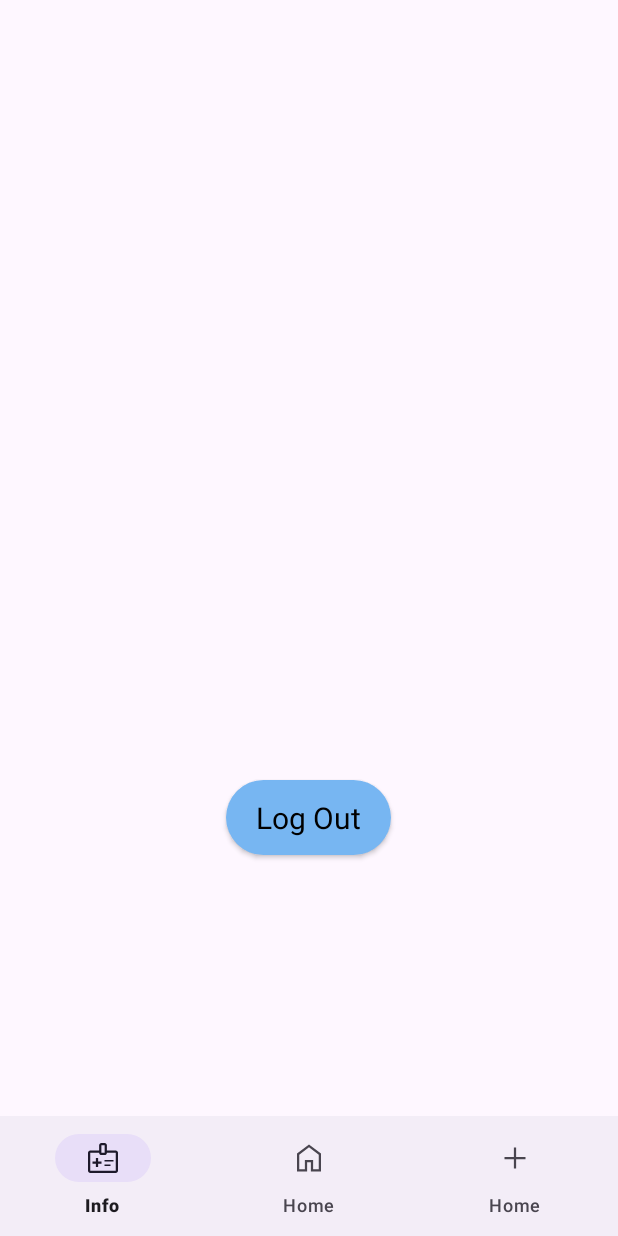
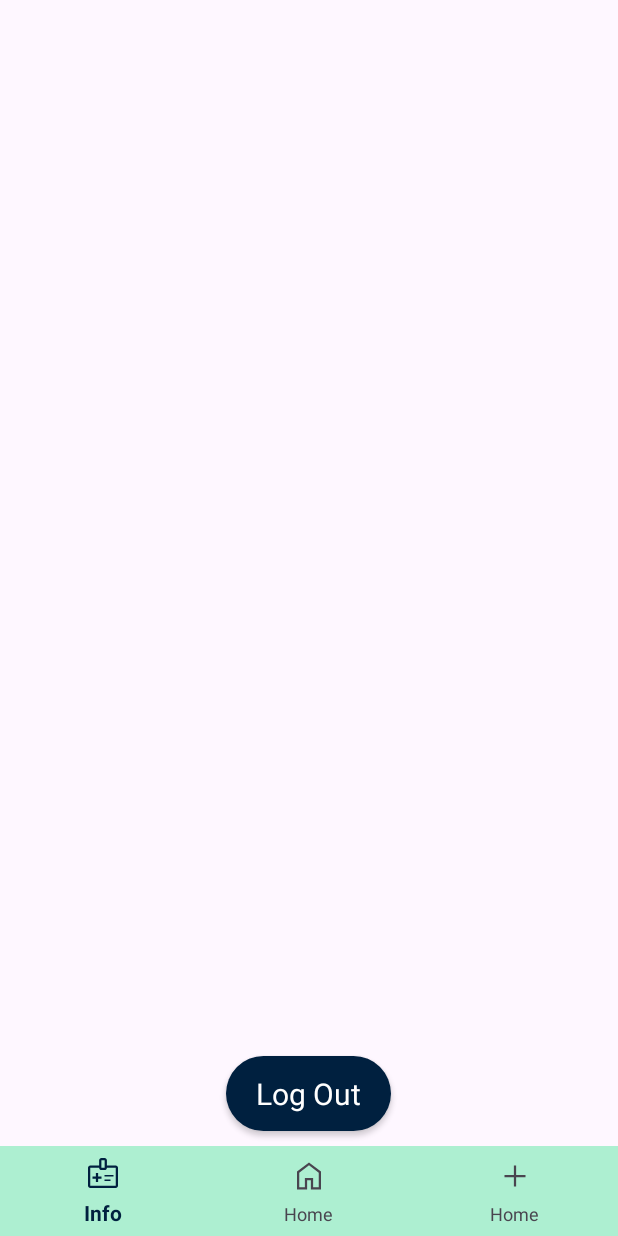
Before and after one commit to DanielBenAvi/HealthManagementOrganization, an Android app: the PatientActivity screen opened directly, with no data from a screen before it, on a phone screen of 412 x 824 dp. Run offline under Robolectric (Android 15) with nearby library versions, the phone set to English and light mode, and no system bars; our stand-ins replace Firebase (no records; nobody signed in at launch, a user with empty details on screens opened directly); Roboto replaces fonts that are not available here.

Commit message:
Update: 1. add design aspects

```diff
--- a/app/src/main/AndroidManifest.xml
+++ b/app/src/main/AndroidManifest.xml
@@ -5,7 +5,7 @@
     <uses-permission android:name="android.permission.READ_EXTERNAL_STORAGE" />
 
     <application
-        android:name=".App"
+        android:name=".General.App"
         android:allowBackup="true"
         android:dataExtractionRules="@xml/data_extraction_rules"
         android:fullBackupContent="@xml/backup_rules"
--- a/app/src/main/java/com/example/healthmanagementorganization/Database/Database.java
+++ b/app/src/main/java/com/example/healthmanagementorganization/Database/Database.java
@@ -1,7 +1,7 @@
 package com.example.healthmanagementorganization.Database;
 
 
-import com.example.healthmanagementorganization.App;
+import com.example.healthmanagementorganization.General.App;
 import com.google.firebase.auth.FirebaseAuth;
 import com.google.firebase.database.FirebaseDatabase;
 
--- a/app/src/main/java/com/example/healthmanagementorganization/Fragments/Patient/PatientInfoFragment.java
+++ b/app/src/main/java/com/example/healthmanagementorganization/Fragments/Patient/PatientInfoFragment.java
@@ -12,6 +12,7 @@ import androidx.fragment.app.Fragment;
 
 import com.example.healthmanagementorganization.General.Callback_interface;
 import com.example.healthmanagementorganization.General.Fragment_interface;
+import com.example.healthmanagementorganization.General.General;
 import com.example.healthmanagementorganization.Model.Person.Patient;
 import com.example.healthmanagementorganization.R;
 import com.google.firebase.auth.FirebaseAuth;
@@ -24,7 +25,7 @@ import com.google.firebase.database.ValueEventListener;
 
 public class PatientInfoFragment extends Fragment implements Fragment_interface {
 
-    private AppCompatTextView info_ACTV_medical_issues, info_ACTV_phone, info_ACTV_mail, info_ACTV_name;
+    private AppCompatTextView  info_ACTV_phone, info_ACTV_mail, info_ACTV_name;
     private AppCompatButton info_ACBTN_logout;
 
     private PatientInfoFragment_Callback patientInfoFragment_callback;
@@ -50,15 +51,15 @@ public class PatientInfoFragment extends Fragment implements Fragment_interface
         mDatabase.addListenerForSingleValueEvent(new ValueEventListener() {
             @Override
             public void onDataChange(DataSnapshot dataSnapshot) {
-                if (dataSnapshot.child("Patients").child(mAuth.getCurrentUser().getUid()).exists()) {
-                    mDatabase.child("Patients").child(mAuth.getCurrentUser().getUid()).get().addOnCompleteListener(task -> {
+                if (dataSnapshot.child(General.FB_Patients).child(mAuth.getCurrentUser().getUid()).exists()) {
+                    mDatabase.child(General.FB_Patients).child(mAuth.getCurrentUser().getUid()).get().addOnCompleteListener(task -> {
                         if (task.isSuccessful()) {
                             Patient p = task.getResult().getValue(Patient.class);
 
                             info_ACTV_name.setText("Name: \n\t\t" + p.getFirstName() + " " + p.getLastName());
                             info_ACTV_mail.setText("Email: \n\t\t" + p.getEmail());
                             info_ACTV_phone.setText("Phone: \n\t\t" + p.getPhone());
-                            info_ACTV_medical_issues.setText("Medical Issues: \n\t\t");
+
                         }
                     });
                 }
@@ -82,7 +83,6 @@ public class PatientInfoFragment extends Fragment implements Fragment_interface
     }
 
     public void findViews(View view) {
-        info_ACTV_medical_issues = view.findViewById(R.id.info_ACTV_medical_issues);
         info_ACTV_phone = view.findViewById(R.id.info_ACTV_phone);
         info_ACTV_mail = view.findViewById(R.id.info_ACTV_mail);
         info_ACTV_name = view.findViewById(R.id.info_ACTV_name);
--- a/app/src/main/java/com/example/healthmanagementorganization/App.java
+++ b/app/src/main/java/com/example/healthmanagementorganization/General/App.java
@@ -1,4 +1,4 @@
-package com.example.healthmanagementorganization;
+package com.example.healthmanagementorganization.General;
 
 import android.app.Application;
 import android.util.Log;
--- a/app/src/main/java/com/example/healthmanagementorganization/General/General.java
+++ b/app/src/main/java/com/example/healthmanagementorganization/General/General.java
@@ -7,6 +7,8 @@ public class General {
     public static final String FB_Doctors = "Doctors";
     public static final String FB_Patients = "Patients";
     public static final String FB_firstName = "firstName";
-
-    public static String FB_LastName ="lastName";
+    public static String FB_LastName = "lastName";
+    public static String Info = "Info";
+    public static String Main = "My Appointments";
+    public static String NewAPP = "New Appointment";
 }
--- a/app/src/main/java/com/example/healthmanagementorganization/PatientActivity.java
+++ b/app/src/main/java/com/example/healthmanagementorganization/PatientActivity.java
@@ -13,6 +13,7 @@ import com.example.healthmanagementorganization.Fragments.Patient.NewAppointment
 import com.example.healthmanagementorganization.Fragments.Patient.PatientInfoFragment;
 import com.example.healthmanagementorganization.Fragments.Patient.PatientInfoFragment_Callback;
 import com.example.healthmanagementorganization.Fragments.Patient.PatientMainFragment;
+import com.example.healthmanagementorganization.General.General;
 import com.google.android.material.navigation.NavigationBarView;
 import com.google.firebase.auth.FirebaseAuth;
 import com.google.firebase.database.DataSnapshot;
@@ -70,9 +71,9 @@ public class PatientActivity extends AppCompatActivity {
             @SuppressLint("SetTextI18n")
             @Override
             public void onDataChange(@NonNull DataSnapshot dataSnapshot) {
-                if (dataSnapshot.child("Patients").child(mAuth.getCurrentUser().getUid()).exists()) {
+                if (dataSnapshot.child(General.FB_Patients).child(mAuth.getCurrentUser().getUid()).exists()) {
                     //do ur stuff
-                    main_ACTV_test.setText("Patients");
+                    main_ACTV_test.setText("Hello " + dataSnapshot.child(General.FB_Patients).child(mAuth.getCurrentUser().getUid()).child(General.FB_firstName).getValue(String.class));
                 }  //do something if not exists
             }
 
@@ -84,7 +85,7 @@ public class PatientActivity extends AppCompatActivity {
         });
     }
 
-    @SuppressLint("NonConstantResourceId")
+    @SuppressLint({"NonConstantResourceId", "SetTextI18n"})
     private void initViews() {
         getSupportFragmentManager().beginTransaction().add(R.id.main_FCV_main, patientInfoFragment).commit();
 
@@ -92,12 +93,15 @@ public class PatientActivity extends AppCompatActivity {
             switch (item.getItemId()) {
                 case R.id.pat_home:
                     getSupportFragmentManager().beginTransaction().replace(R.id.main_FCV_main, patientMainFragment).commit();
+                    main_ACTV_test.setText("" + General.Main);
                     break;
                 case R.id.pat_info:
                     getSupportFragmentManager().beginTransaction().replace(R.id.main_FCV_main, patientInfoFragment).commit();
+                    main_ACTV_test.setText("" + General.Info);
                     break;
                 case R.id.pat_add:
                     getSupportFragmentManager().beginTransaction().replace(R.id.main_FCV_main, newAppointmentFragment).commit();
+                    main_ACTV_test.setText("" + General.NewAPP);
                     break;
             }
             return true;
--- a/app/src/main/res/drawable/add_48px.xml
+++ b/app/src/main/res/drawable/add_48px.xml
@@ -3,7 +3,7 @@
     android:height="48dp"
     android:viewportWidth="48"
     android:viewportHeight="48"
-    android:tint="@color/blue2">
+    android:tint="@color/blue">
   <path
       android:fillColor="@android:color/white"
       android:pathData="M22.5,38V25.5H10V22.5H22.5V10H25.5V22.5H38V25.5H25.5V38Z"/>
--- a/app/src/main/res/drawable/home_48px.xml
+++ b/app/src/main/res/drawable/home_48px.xml
@@ -3,7 +3,7 @@
     android:height="48dp"
     android:viewportWidth="48"
     android:viewportHeight="48"
-    android:tint="@color/blue2">
+    android:tint="@color/blue">
   <path
       android:fillColor="@android:color/white"
       android:pathData="M11,39H18.5V26.5H29.5V39H37V19.5L24,9.75L11,19.5ZM8,42V18L24,6L40,18V42H26.5V29.5H21.5V42ZM24,24.35Z"/>
--- a/app/src/main/res/drawable/medical_information_48px.xml
+++ b/app/src/main/res/drawable/medical_information_48px.xml
@@ -3,7 +3,7 @@
     android:height="48dp"
     android:viewportWidth="48"
     android:viewportHeight="48"
-    android:tint="@color/blue2">
+    android:tint="@color/blue">
   <path
       android:fillColor="@android:color/white"
       android:pathData="M14.5,36H17.5V31.5H22V28.5H17.5V24H14.5V28.5H10V31.5H14.5ZM26,28.5H38V26.5H26ZM26,34.5H34V32.5H26ZM7,44Q5.8,44 4.9,43.1Q4,42.2 4,41V17Q4,15.8 4.9,14.9Q5.8,14 7,14H18.85V7Q18.85,5.8 19.75,4.9Q20.65,4 21.85,4H26.2Q27.4,4 28.3,4.9Q29.2,5.8 29.2,7V14H41Q42.2,14 43.1,14.9Q44,15.8 44,17V41Q44,42.2 43.1,43.1Q42.2,44 41,44ZM7,41H41Q41,41 41,41Q41,41 41,41V17Q41,17 41,17Q41,17 41,17H29.2Q29.2,18.4 28.275,19.2Q27.35,20 25.95,20H22.05Q20.7,20 19.775,19.2Q18.85,18.4 18.85,17H7Q7,17 7,17Q7,17 7,17V41Q7,41 7,41Q7,41 7,41ZM21.85,17H26.2V7H21.85ZM24,29Q24,29 24,29Q24,29 24,29Q24,29 24,29Q24,29 24,29Q24,29 24,29Q24,29 24,29Q24,29 24,29Q24,29 24,29Q24,29 24,29Q24,29 24,29Q24,29 24,29Q24,29 24,29Z"/>
--- a/app/src/main/res/layout/activity_doctor.xml
+++ b/app/src/main/res/layout/activity_doctor.xml
@@ -25,7 +25,7 @@
     <com.google.android.material.bottomnavigation.BottomNavigationView
         android:id="@+id/doctor_bottom_navigation"
         android:layout_width="match_parent"
-        android:layout_height="wrap_content"
+        android:layout_height="60dp"
         app:menu="@menu/bottom_navigation_menu_doctor" />
 
 
--- a/app/src/main/res/layout/activity_patient.xml
+++ b/app/src/main/res/layout/activity_patient.xml
@@ -27,7 +27,7 @@
     <com.google.android.material.bottomnavigation.BottomNavigationView
         android:id="@+id/patient_bottom_navigation"
         android:layout_width="match_parent"
-        android:layout_height="wrap_content"
+        android:layout_height="60dp"
         app:menu="@menu/bottom_navigation_menu_patient" />
 
 </LinearLayout>
--- a/app/src/main/res/layout/fragment_patient_info.xml
+++ b/app/src/main/res/layout/fragment_patient_info.xml
@@ -27,19 +27,13 @@
         android:layout_height="100dp"
         android:layout_below="@id/info_ACTV_mail" />
 
-    <androidx.appcompat.widget.AppCompatTextView
-        android:id="@+id/info_ACTV_medical_issues"
-        style="@style/Text"
-        android:layout_width="match_parent"
-        android:layout_height="100dp"
-        android:layout_below="@id/info_ACTV_phone" />
 
     <androidx.appcompat.widget.AppCompatButton
         android:id="@+id/info_ACBTN_logout"
         style="@style/Button"
         android:layout_width="wrap_content"
         android:layout_height="50dp"
-        android:layout_below="@id/info_ACTV_medical_issues"
+        android:layout_alignParentBottom="true"
         android:layout_centerHorizontal="true"
         android:text="@string/log_out" />
 
--- a/app/src/main/res/values/colors.xml
+++ b/app/src/main/res/values/colors.xml
@@ -1,9 +1,9 @@
 <?xml version="1.0" encoding="utf-8"?>
 <resources>
-    <color name="black">#FF000000</color>
+    <color name="black">#252525</color>
     <color name="white">#FFFFFFFF</color>
-    <color name="blue">#77b6f2</color>
-    <color name="blue2">#826de7</color>
-    <color name="green">#05f2a7</color>
+    <color name="blue">#00203f</color>
+    <color name="blue2">#003970</color>
+    <color name="green">#adefd1</color>
     <color name="red">#fd6773</color>
 </resources>
--- a/app/src/main/res/values/styles.xml
+++ b/app/src/main/res/values/styles.xml
@@ -2,7 +2,7 @@
 <resources>
 
     <style name="Headline">
-        <item name="android:textColor">@color/black</item>
+        <item name="android:textColor">@color/blue</item>
         <item name="android:autoSizeTextType">uniform</item>
         <item name="android:autoSizeMaxTextSize">40sp</item>
         <item name="android:layout_margin">10dp</item>
@@ -13,7 +13,7 @@
     </style>
 
     <style name="Text">
-        <item name="android:textColor">@color/black</item>
+        <item name="android:textColor">@color/blue</item>
         <item name="android:autoSizeTextType">uniform</item>
         <item name="android:autoSizeMaxTextSize">20sp</item>
         <item name="android:fontFamily">@font/roboto</item>
@@ -29,7 +29,7 @@
     </style>
 
     <style name="Button">
-        <item name="android:textColor">@color/black</item>
+        <item name="android:textColor">@color/white</item>
         <item name="android:textAllCaps">false</item>
         <item name="android:textSize">20sp</item>
         <item name="android:layout_margin">10dp</item>
@@ -62,4 +62,12 @@
     </style>
 
 
+    <style name="bottomNavigationStyle">
+        <item name="android:background">@color/green</item>
+        <item name="iconTint">@color/blue</item>
+        <item name="android:textColor">@color/blue</item>
+        <item name="android:layout_gravity">bottom</item>
+    </style>
+
+
 </resources>
--- a/app/src/main/res/values/themes.xml
+++ b/app/src/main/res/values/themes.xml
@@ -1,4 +1,4 @@
-<resources xmlns:tools="http://schemas.android.com/tools">
+<resources>
     <!-- Base application theme. -->
     <style name="Theme.HealthManagementOrganization" parent="Theme.Material3.DayNight.NoActionBar">
         <!-- Primary brand color. -->
@@ -6,11 +6,13 @@
         <item name="colorPrimaryVariant">@color/blue</item>
         <item name="colorOnPrimary">@color/white</item>
         <!-- Secondary brand color. -->
-        <item name="colorSecondary">@color/red</item>
-        <item name="colorSecondaryVariant">@color/red</item>
+        <item name="colorSecondary">@color/green</item>
+        <item name="colorSecondaryVariant">@color/green</item>
         <item name="colorOnSecondary">@color/black</item>
         <!-- Status bar color. -->
         <item name="android:statusBarColor">?attr/colorPrimaryVariant</item>
         <!-- Customize your theme here. -->
+        <item name="bottomNavigationStyle">@style/bottomNavigationStyle</item>
+
     </style>
 </resources>
```
Also changed, not shown: app/src/main/java/com/example/healthmanagementorganization/DoctorActivity.java (+28 -2 lines), app/src/main/java/com/example/healthmanagementorganization/LoginActivity.java (+0 -10 lines).
